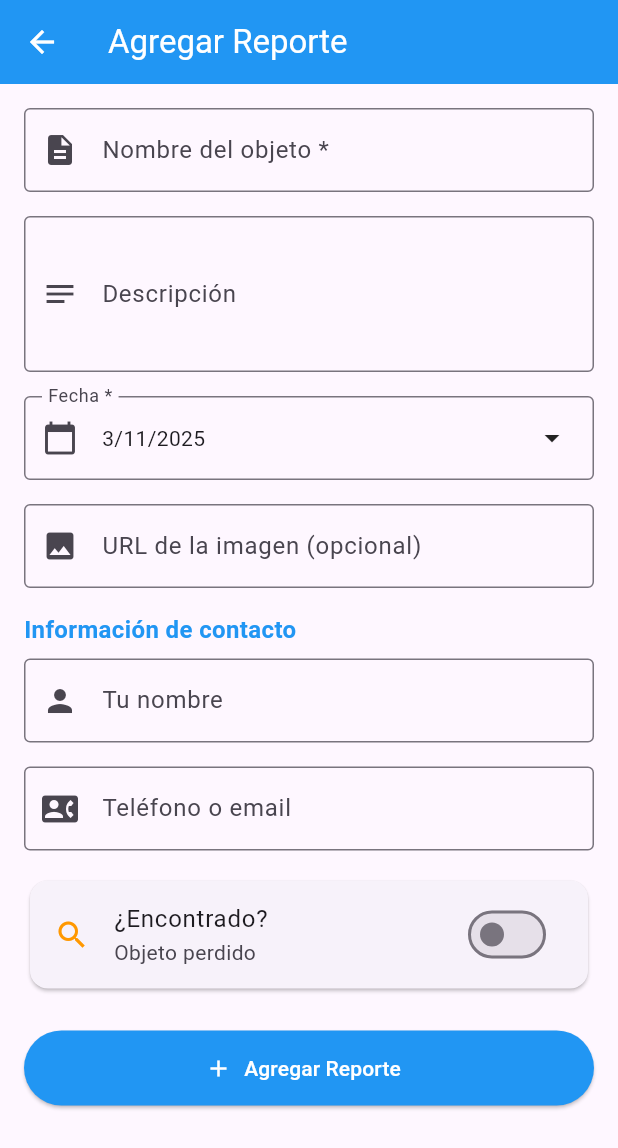
After one commit to ProyectoDeProgramacionUDEC/Ingenier-a_de_software_grupo6, a Flutter app: the screen it shows after launch, after a tap on the "add" icon, on a phone screen of 412 x 824 dp. The commit adds this screen. Shown: the top 1148 px of the screen. Run offline on Flutter 3.47's test engine with Material 3 defaults, Android fonts, the phone set to English and light mode, and no system bars.

Commit message:
Se tiene una ventana para crear un reporte de objeto perdido o encontrado.

```diff
--- a/objetos_perdidos/lib/main.dart
+++ b/objetos_perdidos/lib/main.dart
@@ -2,15 +2,6 @@ import 'package:flutter/material.dart';
 import 'package:objetos_perdidos/reporte.dart';
 import 'package:objetos_perdidos/screens/reportes_tab_screen.dart';
 
-void main() {
-  runApp(const MainApp());
-}
-
-class MainApp extends StatelessWidget {
-  const MainApp({super.key});
-
-  @override
-  Widget build(BuildContext context) {
 /*
 final List<Reporte> sample = [
 Reporte(
@@ -28,12 +19,35 @@ class MainApp extends StatelessWidget {
 ];
 */
 
-    final List<Reporte> reportes = [];
+void main() {
+  runApp(const MainApp());
+}
 
+class MainApp extends StatefulWidget {
+  const MainApp({super.key});
+
+  @override
+  State<MainApp> createState() => _MainAppState();
+}
+
+class _MainAppState extends State<MainApp> {
+  final List<Reporte> _reportes = [];
+
+  void _agregarReporte(Reporte nuevoReporte) {
+    setState(() {
+      _reportes.add(nuevoReporte);
+    });
+  }
+
+  @override
+  Widget build(BuildContext context) {
     return MaterialApp(
       title: 'Objetos Perdidos',
       theme: ThemeData(primarySwatch: Colors.blue),
-      home: ReportesTabsScreen(todosLosReportes: reportes),
+      home: ReportesTabsScreen(
+        todosLosReportes: _reportes,
+        onReporteAgregado: _agregarReporte,
+      ),
     );
   }
 }
--- a/objetos_perdidos/lib/reporte.dart
+++ b/objetos_perdidos/lib/reporte.dart
@@ -1,15 +1,19 @@
-// clase orientativa
-
 class Reporte {
   final String nombre;
+  final String descripcion;
   final DateTime fecha;
   final String imagenUrl;
   final bool encontrado;
+  final String nombreUsuario;
+  final String contactoUsuario;
 
   Reporte({
     required this.nombre,
     required this.fecha,
     required this.imagenUrl,
     required this.encontrado,
+    this.descripcion = '',
+    this.nombreUsuario = '',
+    this.contactoUsuario = ''
   });
 }
--- /dev/null
+++ b/objetos_perdidos/lib/screens/agregar_reporte_screen.dart
@@ -0,0 +1,207 @@
+import 'package:flutter/material.dart';
+import 'package:objetos_perdidos/reporte.dart';
+
+class AgregarReporteScreen extends StatefulWidget {
+  final Function(Reporte) onReporteAgregado;
+
+  const AgregarReporteScreen({super.key, required this.onReporteAgregado});
+
+  @override
+  State<AgregarReporteScreen> createState() => _AgregarReporteScreenState();
+}
+
+class _AgregarReporteScreenState extends State<AgregarReporteScreen> {
+  final _formKey = GlobalKey<FormState>();
+  final _nombreController = TextEditingController();
+  final _descripcionController = TextEditingController();
+  final _nombreUsuarioController = TextEditingController();
+  final _contactoUsuarioController = TextEditingController();
+  final _imagenUrlController = TextEditingController();
+
+  DateTime _fechaSeleccionada = DateTime.now();
+  bool _encontrado = false;
+
+  @override
+  void dispose() {
+    _nombreController.dispose();
+    _descripcionController.dispose();
+    _nombreUsuarioController.dispose();
+    _contactoUsuarioController.dispose();
+    _imagenUrlController.dispose();
+    super.dispose();
+  }
+
+  Future<void> _seleccionarFecha() async {
+    final DateTime? fecha = await showDatePicker(
+      context: context,
+      initialDate: _fechaSeleccionada,
+      firstDate: DateTime(2000),
+      lastDate: DateTime.now(),
+    );
+
+    if (fecha != null) {
+      setState(() {
+        _fechaSeleccionada = fecha;
+      });
+    }
+  }
+
+  void _agregarReporte() {
+    if (_formKey.currentState!.validate()) {
+      final nuevoReporte = Reporte(
+        nombre: _nombreController.text,
+        fecha: _fechaSeleccionada,
+        imagenUrl: _imagenUrlController.text.isEmpty
+            ? 'https://via.placeholder.com/150'
+            : _imagenUrlController.text,
+        encontrado: _encontrado,
+        descripcion: _descripcionController.text,
+        nombreUsuario: _nombreUsuarioController.text,
+        contactoUsuario: _contactoUsuarioController.text,
+      );
+
+      widget.onReporteAgregado(nuevoReporte);
+      Navigator.of(context).pop();
+    }
+  }
+
+  @override
+  Widget build(BuildContext context) {
+    return Scaffold(
+      appBar: AppBar(
+        title: const Text('Agregar Reporte'),
+        backgroundColor: Colors.blue,
+        foregroundColor: Colors.white,
+      ),
+      body: Padding(
+        padding: const EdgeInsets.all(16.0),
+        child: Form(
+          key: _formKey,
+          child: ListView(
+            children: [
+              TextFormField(
+                controller: _nombreController,
+                decoration: const InputDecoration(
+                  labelText: 'Nombre del objeto *',
+                  border: OutlineInputBorder(),
+                  prefixIcon: Icon(Icons.description),
+                ),
+                validator: (value) {
+                  if (value == null || value.isEmpty) {
+                    return 'Por favor ingresa un nombre';
+                  }
+                  return null;
+                },
+              ),
+              const SizedBox(height: 16),
+
+              TextFormField(
+                controller: _descripcionController,
+                decoration: const InputDecoration(
+                  labelText: 'Descripción',
+                  border: OutlineInputBorder(),
+                  prefixIcon: Icon(Icons.notes),
+                  hintText: 'Describe el objeto...',
+                ),
+                maxLines: 3,
+              ),
+              const SizedBox(height: 16),
+
+              InkWell(
+                onTap: _seleccionarFecha,
+                child: InputDecorator(
+                  decoration: const InputDecoration(
+                    labelText: 'Fecha *',
+                    border: OutlineInputBorder(),
+                    prefixIcon: Icon(Icons.calendar_today),
+                  ),
+                  child: Row(
+                    mainAxisAlignment: MainAxisAlignment.spaceBetween,
+                    children: [
+                      Text(
+                        '${_fechaSeleccionada.day}/${_fechaSeleccionada.month}/${_fechaSeleccionada.year}',
+                      ),
+                      const Icon(Icons.arrow_drop_down),
+                    ],
+                  ),
+                ),
+              ),
+              const SizedBox(height: 16),
+
+              TextFormField(
+                controller: _imagenUrlController,
+                decoration: const InputDecoration(
+                  labelText: 'URL de la imagen (opcional)',
+                  border: OutlineInputBorder(),
+                  prefixIcon: Icon(Icons.image),
+                  hintText: 'https://ejemplo.com/imagen.jpg',
+                ),
+              ),
+              const SizedBox(height: 16),
+
+              const Text(
+                'Información de contacto',
+                style: TextStyle(
+                  fontSize: 16,
+                  fontWeight: FontWeight.bold,
+                  color: Colors.blue,
+                ),
+              ),
+              const SizedBox(height: 8),
+
+              TextFormField(
+                controller: _nombreUsuarioController,
+                decoration: const InputDecoration(
+                  labelText: 'Tu nombre',
+                  border: OutlineInputBorder(),
+                  prefixIcon: Icon(Icons.person),
+                ),
+              ),
+              const SizedBox(height: 16),
+
+              TextFormField(
+                controller: _contactoUsuarioController,
+                decoration: const InputDecoration(
+                  labelText: 'Teléfono o email',
+                  border: OutlineInputBorder(),
+                  prefixIcon: Icon(Icons.contact_phone),
+                ),
+                keyboardType: TextInputType.emailAddress,
+              ),
+              const SizedBox(height: 16),
+
+              Card(
+                child: SwitchListTile(
+                  title: const Text('¿Encontrado?'),
+                  subtitle: Text(_encontrado ? 'Objeto encontrado' : 'Objeto perdido'),
+                  value: _encontrado,
+                  onChanged: (value) {
+                    setState(() {
+                      _encontrado = value;
+                    });
+                  },
+                  secondary: Icon(
+                    _encontrado ? Icons.check_circle : Icons.search,
+                    color: _encontrado ? Colors.green : Colors.orange,
+                  ),
+                ),
+              ),
+              const SizedBox(height: 24),
+
+              ElevatedButton.icon(
+                onPressed: _agregarReporte,
+                icon: const Icon(Icons.add),
+                label: const Text('Agregar Reporte'),
+                style: ElevatedButton.styleFrom(
+                  backgroundColor: Colors.blue,
+                  foregroundColor: Colors.white,
+                  minimumSize: const Size(double.infinity, 50),
+                ),
+              ),
+            ],
+          ),
+        ),
+      ),
+    );
+  }
+}
--- a/objetos_perdidos/lib/screens/reportes_tab_screen.dart
+++ b/objetos_perdidos/lib/screens/reportes_tab_screen.dart
@@ -1,14 +1,17 @@
 import 'package:flutter/material.dart';
 import 'package:objetos_perdidos/reporte.dart';
 import 'package:objetos_perdidos/reporte_list.dart';
-
-
-// PANEL PARA VER OBJETOS DEL ADMINISTRADOR
+import 'package:objetos_perdidos/screens/agregar_reporte_screen.dart';
 
 class ReportesTabsScreen extends StatelessWidget {
   final List<Reporte> todosLosReportes;
+  final Function(Reporte) onReporteAgregado;
 
-  const ReportesTabsScreen({super.key, required this.todosLosReportes});
+  const ReportesTabsScreen({
+    super.key,
+    required this.todosLosReportes,
+    required this.onReporteAgregado,
+  });
 
   @override
   Widget build(BuildContext context) {
@@ -16,7 +19,7 @@ class ReportesTabsScreen extends StatelessWidget {
     final encontrados = todosLosReportes.where((r) => r.encontrado).toList()..sort((a, b) => b.fecha.compareTo(a.fecha));
 
     return DefaultTabController(
-      length: 2, // dos pestañas
+      length: 2,
       child: Scaffold(
         appBar: AppBar(
           title: const Text("Reportes de Objetos"),
@@ -34,6 +37,22 @@ class ReportesTabsScreen extends StatelessWidget {
             ListaReportes(reportes: encontrados),
           ],
         ),
+        // BOTÓN FLOTANTE PARA AGREGAR
+        floatingActionButton: FloatingActionButton(
+          onPressed: () {
+            Navigator.push(
+              context,
+              MaterialPageRoute(
+                builder: (context) => AgregarReporteScreen(
+                  onReporteAgregado: onReporteAgregado,
+                ),
+              ),
+            );
+          },
+          backgroundColor: Colors.blue,
+          foregroundColor: Colors.white,
+          child: const Icon(Icons.add),
+        ),
       ),
     );
   }
```
Lines whose indentation alone changed are shown as unchanged.
